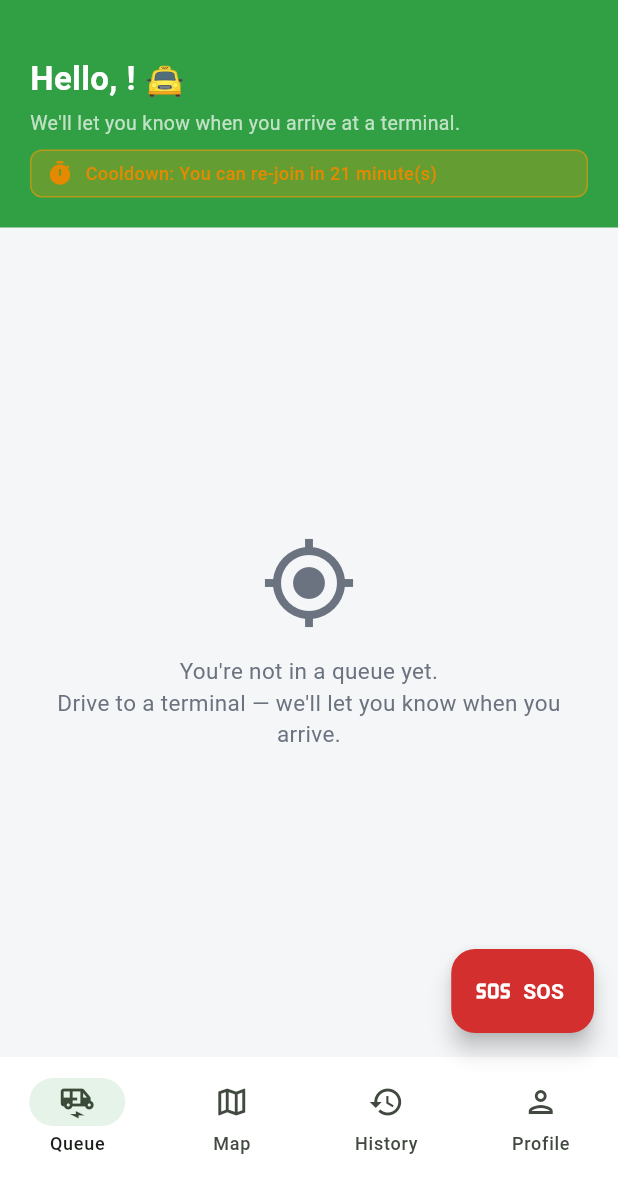
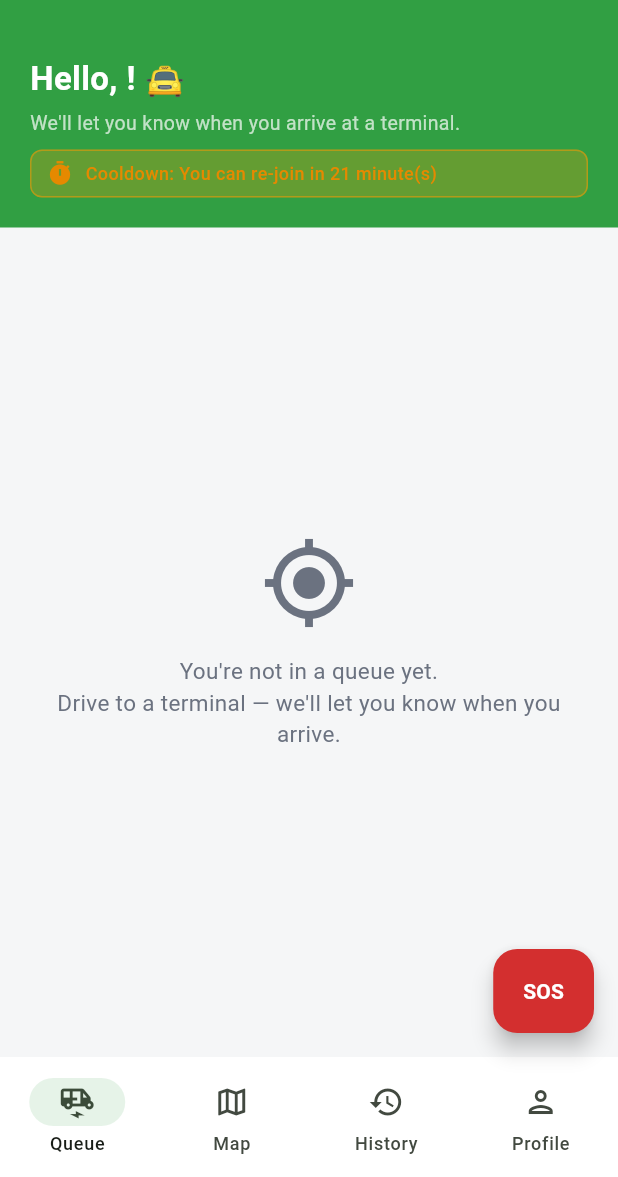
Before and after one commit to jamesvillasenor0526-cloud/TodaE-Queue, a Flutter app: the DriverHomeScreen screen opened by its route, on a phone screen of 412 x 824 dp, the part 59-1236 px from its top. Run offline on Flutter 3.47's test engine with Material 3 defaults, Android fonts, the phone set to English and light mode, and no system bars; our stand-ins replace camera, cloud_firestore, firebase_auth, firebase_core, firebase_messaging, flutter_local_notifications and 7 more; accounts and stored records are empty; network calls fail.

Commit message:
Keep a still phone's SOS location fresh, and stop the button reading "SOS SOS"
The location stream only reports movement of 15 m or more, so a person who
had stopped sent nothing and responders saw "updated 3 min ago". A fresh
fix now goes out at least once a minute while an alert is open.

Co-Authored-By: Claude Opus 5 <noreply@anthropic.com>

```diff
--- a/lib/features/shared/sos/sos_button.dart
+++ b/lib/features/shared/sos/sos_button.dart
@@ -67,10 +67,11 @@ class _SosButtonState extends State<SosButton>
         Navigator.pushNamed(context, AppRoutes.sos);
       },
       backgroundColor: open ? const Color(0xFF8B0000) : AppTheme.errorRed,
-      icon: Icon(
-        open ? Icons.warning_amber_rounded : Icons.sos,
-        color: Colors.white,
-      ),
+      // Icons.sos is drawn as the letters "SOS", which beside the label read
+      // "SOS SOS"; the idle button is the word alone.
+      icon: open
+          ? const Icon(Icons.warning_amber_rounded, color: Colors.white)
+          : null,
       label: Text(
         open ? 'SOS ACTIVE' : 'SOS',
         style: const TextStyle(
```
Also changed, not shown: lib/core/services/sos_service.dart (+39 -5 lines).
